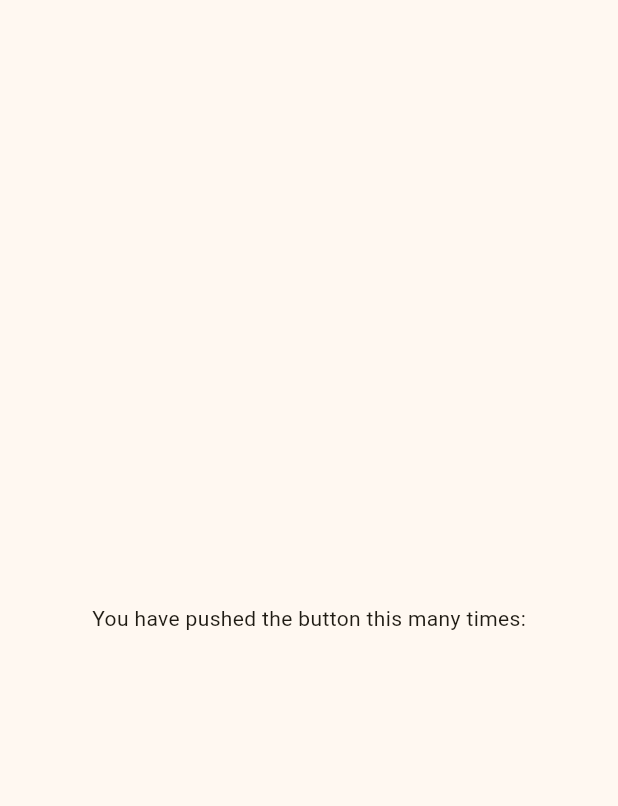
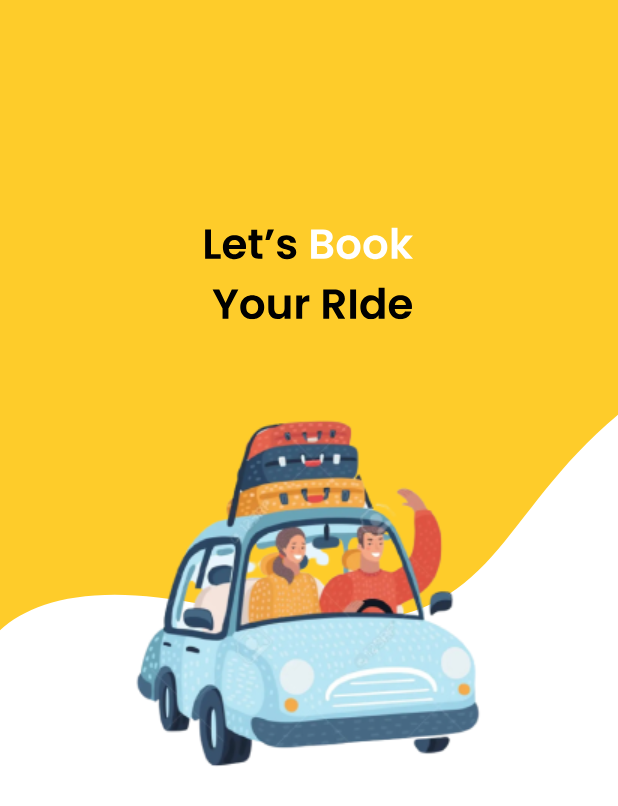
Before and after one commit to quiest2000/ride-book-app, a Flutter app: the screen it shows after launch, on a phone screen of 412 x 824 dp. Shown: the top 806 px of the screen. Run offline on Flutter 3.47's test engine with Material 3 defaults, Android fonts, the phone set to English and light mode, and no system bars; our stand-ins replace flutter_svg.

Commit message:
layout splash page

```diff
--- a/lib/main.dart
+++ b/lib/main.dart
@@ -1,4 +1,5 @@
 import 'package:flutter/material.dart';
+import 'package:ride_book_app/welcome_page.dart';
 
 void main() {
   runApp(const MyApp());
@@ -49,20 +50,7 @@
     // fast, so that you can just rebuild anything that needs updating rather
     // than having to individually change instances of widgets.
     return const Scaffold(
-      body: Center(
-        child: Text(
-          'You have pushed the button this many times:',
-        ),
-      ),
+      body: WelcomePage(),
     );
   }
 }
-
-class Main extends StatelessWidget {
-const Main({ super.key });
-
-  @override
-  Widget build(BuildContext context){
-    return Container();
-  }
-}
--- /dev/null
+++ b/lib/welcome_page.dart
@@ -0,0 +1,44 @@
+import 'package:flutter/material.dart';
+import 'package:flutter_svg/svg.dart';
+
+class WelcomePage extends StatefulWidget {
+  const WelcomePage({super.key});
+
+  @override
+  State<WelcomePage> createState() => _WelcomePageState();
+}
+
+class _WelcomePageState extends State<WelcomePage> {
+  @override
+  Widget build(BuildContext context) {
+    return Container(
+      color: Colors.white,
+      child: Stack(
+        children: [
+          SvgPicture.asset(
+            'images/vector.svg',
+            fit: BoxFit.cover,
+            width: MediaQuery.of(context).size.width,
+          ),
+          Column(
+            crossAxisAlignment: CrossAxisAlignment.stretch,
+            mainAxisAlignment: MainAxisAlignment.center,
+            children: [
+              const Spacer(
+                flex: 1,
+              ),
+              SvgPicture.asset('images/greeting.svg'),
+              const SizedBox(height: 30.3),
+              Center(
+                child: Image.asset('images/welcome.png'),
+              ),
+              const Spacer(
+                flex: 2,
+              ),
+            ],
+          ),
+        ],
+      ),
+    );
+  }
+}
```
Also changed, not shown: images/greeting.svg (added).
